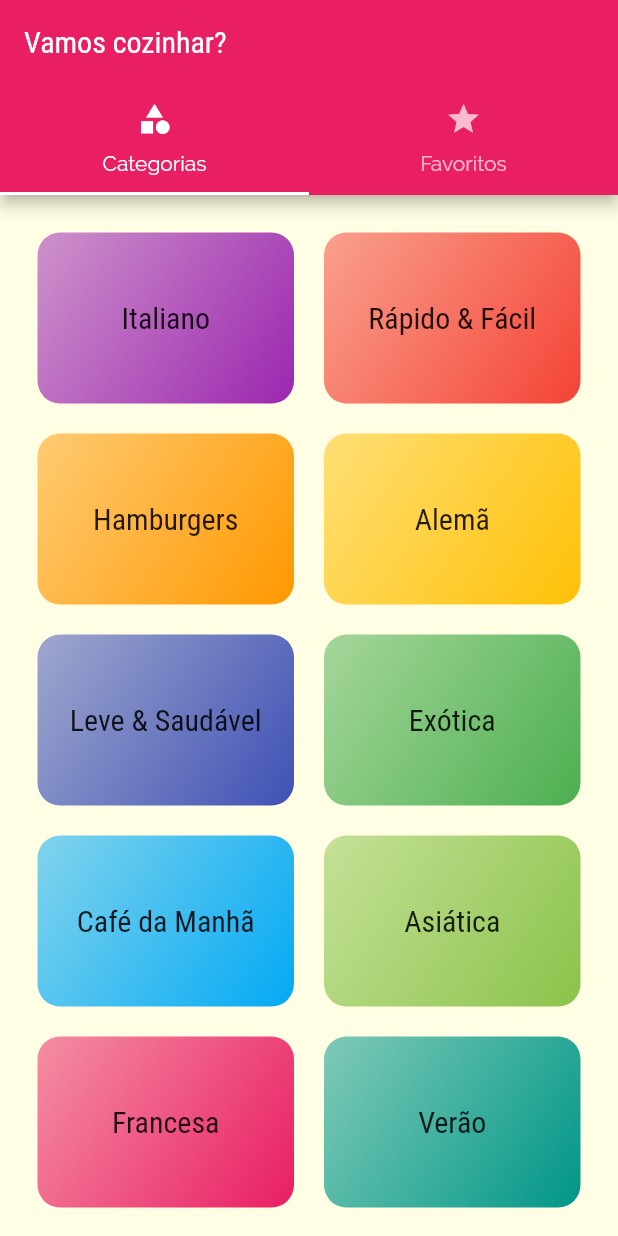
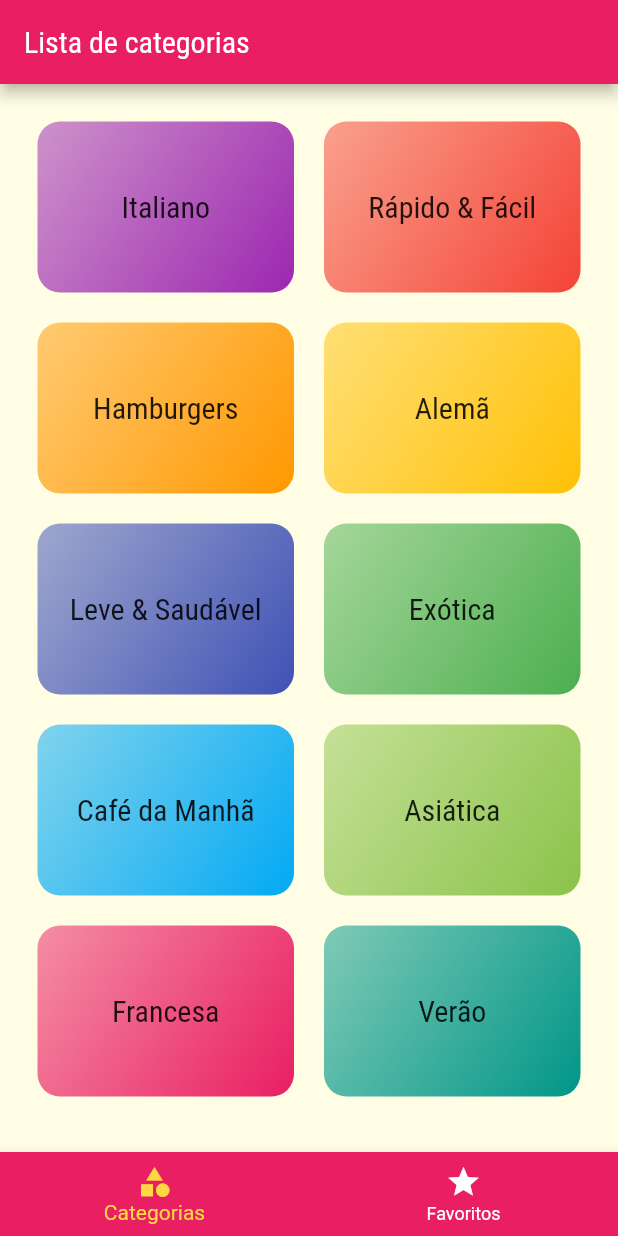
Before and after one commit to lucasalmeida00/meals, a Flutter app: the screen it shows after launch, on a phone screen of 412 x 824 dp. Run offline on Flutter 3.47's test engine with Material 2 defaults, Android fonts, the phone set to English and light mode, and no system bars.

```diff
--- a/lib/screens/tabs_screen.dart
+++ b/lib/screens/tabs_screen.dart
@@ -1,30 +1,58 @@
 import 'package:flutter/material.dart';
+import 'package:meals/models/screen.dart';
 import 'package:meals/screens/categories_screen.dart';
 import 'package:meals/screens/favorite_screen.dart';
 
-class TabsScreen extends StatelessWidget {
+class TabsScreen extends StatefulWidget {
   const TabsScreen({super.key});
 
   @override
+  State<TabsScreen> createState() => _TabsScreenState();
+}
+
+class _TabsScreenState extends State<TabsScreen> {
+  int _selectedScreenIndex = 0;
+  final List<Screen> _screens = [
+    const Screen(
+      title: 'Lista de categorias',
+      screen: CategoriesScreen(),
+    ),
+    const Screen(
+      title: 'Meus favoritos',
+      screen: FavoriteScreen(),
+    ),
+  ];
+
+  _selectScreen(int index) {
+    setState(() {
+      _selectedScreenIndex = index;
+    });
+  }
+
+  @override
   Widget build(BuildContext context) {
-    return DefaultTabController(
-        length: 2,
-        child: Scaffold(
-          appBar: AppBar(
-            title: const Text('Vamos cozinhar?'),
-            bottom: const TabBar(
-              tabs: [
-                Tab(icon: Icon(Icons.category), text: 'Categorias'),
-                Tab(icon: Icon(Icons.star), text: 'Favoritos'),
-              ],
-            ),
+    return Scaffold(
+      appBar: AppBar(
+        title: Text(_screens[_selectedScreenIndex].title),
+      ),
+      body: _screens[_selectedScreenIndex].screen,
+      bottomNavigationBar: BottomNavigationBar(
+        onTap: _selectScreen,
+        backgroundColor: Theme.of(context).primaryColor,
+        unselectedItemColor: Colors.white,
+        selectedItemColor: Theme.of(context).hintColor,
+        currentIndex: _selectedScreenIndex,
+        items: const [
+          BottomNavigationBarItem(
+            icon: Icon(Icons.category),
+            label: 'Categorias',
           ),
-          body: const TabBarView(
-            children: [
-              CategoriesScreen(),
-              FavoriteScreen(),
-            ],
+          BottomNavigationBarItem(
+            icon: Icon(Icons.star),
+            label: 'Favoritos',
           ),
-        ));
+        ],
+      ),
+    );
   }
 }
```
